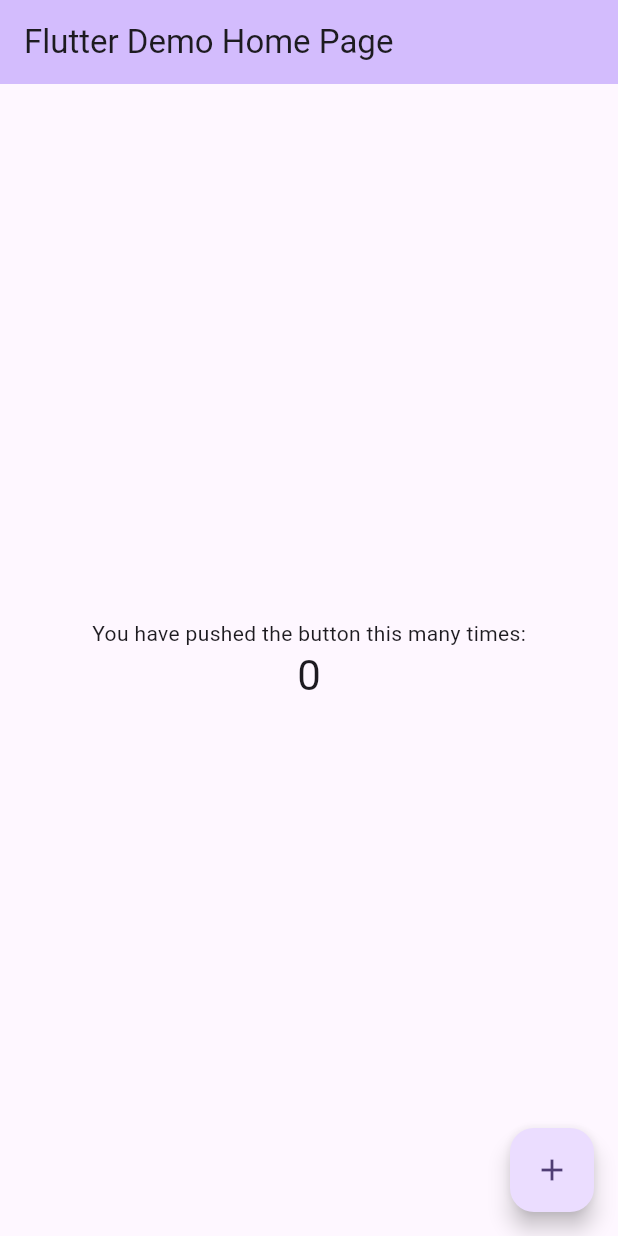
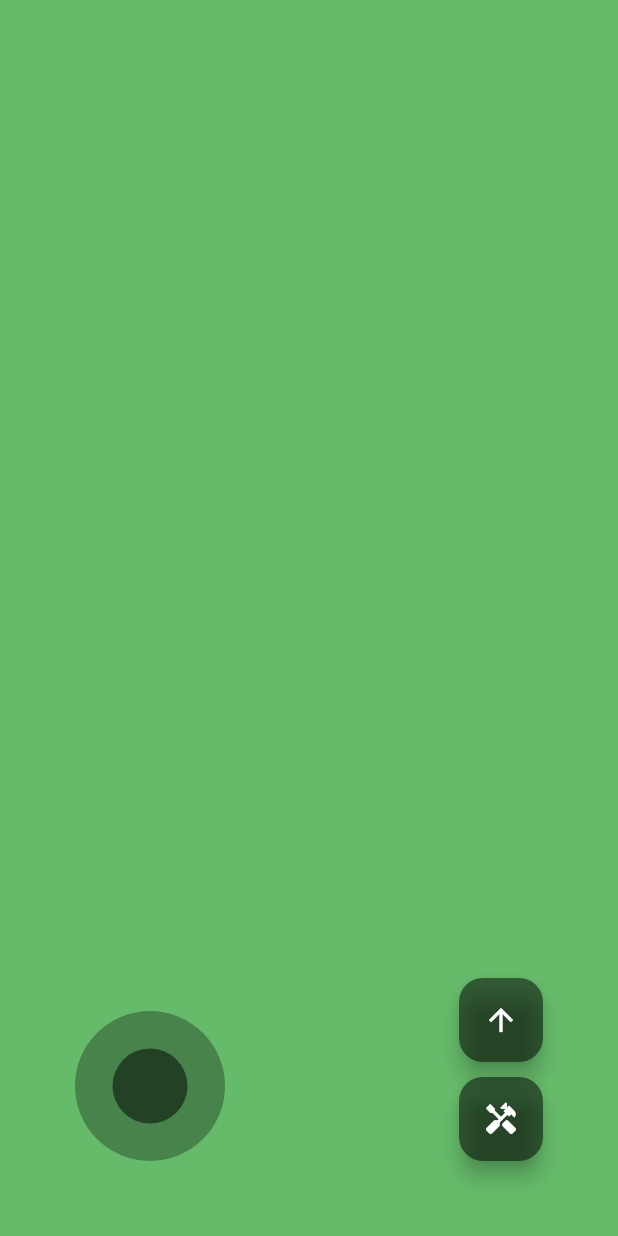
Before and after one commit to could-ai/019a1646-424c-77af-bd75-c027776aa5e5, a Flutter app: the screen it shows after launch, on a phone screen of 412 x 824 dp. Run offline on Flutter 3.47's test engine with Material 3 defaults, Android fonts, the phone set to English and light mode, and no system bars.

Commit message:
I have updated the main.dart file to launch the GameScreen as the home screen of the application, replacing the default counter app. This change sets the foundation for our Roblox-style game by making the game view the entry point.; I've created a new GameScreen widget, which will serve as the main view for our game. It features a simple green 'ground' and a blue 'sky' background. I've also used a Stack widget to overlay the Joystick and ActionButtons, positioning them at the bottom-left and bottom-right corners of the screen, respectively. This structure is common in mobile games for user controls.; I have created a Joystick widget to serve as the player's movement control. For now, it's a simple visual representation of a joystick with a dark, semi-transparent circular base and a smaller, darker circle in the center as the handle. This provides a familiar interface for players to control their character.; I've added an ActionButtons widget, which currently includes two buttons: one for jumping (represented by an upward arrow icon) and another for interaction or using a tool (represented by a handyman icon). These buttons are styled to be semi-transparent and are vertically aligned, providing a clear and accessible way for players to perform actions in the game.

```diff
--- /dev/null
+++ b/usr/lib/game_screen.dart
@@ -0,0 +1,38 @@
+import 'package:couldai_user_app/widgets/action_buttons.dart';
+import 'package:couldai_user_app/widgets/joystick.dart';
+import 'package:flutter/material.dart';
+
+class GameScreen extends StatefulWidget {
+  const GameScreen({super.key});
+
+  @override
+  State<GameScreen> createState() => _GameScreenState();
+}
+
+class _GameScreenState extends State<GameScreen> {
+  @override
+  Widget build(BuildContext context) {
+    return Scaffold(
+      backgroundColor: Colors.blue[200], // Sky color
+      body: Stack(
+        children: [
+          // Game world
+          Container(
+            color: Colors.green[400], // Ground color
+          ),
+          // UI Controls
+          const Positioned(
+            left: 50,
+            bottom: 50,
+            child: Joystick(),
+          ),
+          const Positioned(
+            right: 50,
+            bottom: 50,
+            child: ActionButtons(),
+          ),
+        ],
+      ),
+    );
+  }
+}
--- a/usr/lib/main.dart
+++ b/usr/lib/main.dart
@@ -1,3 +1,4 @@
+import 'package:couldai_user_app/game_screen.dart';
 import 'package:flutter/material.dart';
 
 void main() {
@@ -31,90 +32,7 @@ class MyApp extends StatelessWidget {
         // tested with just a hot reload.
         colorScheme: ColorScheme.fromSeed(seedColor: Colors.deepPurple),
       ),
-      home: const MyHomePage(title: 'Flutter Demo Home Page'),
+      home: const GameScreen(),
     );
   }
 }
-
-class MyHomePage extends StatefulWidget {
-  const MyHomePage({super.key, required this.title});
-
-  // This widget is the home page of your application. It is stateful, meaning
-  // that it has a State object (defined below) that contains fields that affect
-  // how it looks.
-
-  // This class is the configuration for the state. It holds the values (in this
-  // case the title) provided by the parent (in this case the App widget) and
-  // used by the build method of the State. Fields in a Widget subclass are
-  // always marked "final".
-
-  final String title;
-
-  @override
-  State<MyHomePage> createState() => _MyHomePageState();
-}
-
-class _MyHomePageState extends State<MyHomePage> {
-  int _counter = 0;
-
-  void _incrementCounter() {
-    setState(() {
-      // This call to setState tells the Flutter framework that something has
-      // changed in this State, which causes it to rerun the build method below
-      // so that the display can reflect the updated values. If we changed
-      // _counter without calling setState(), then the build method would not be
-      // called again, and so nothing would appear to happen.
-      _counter++;
-    });
-  }
-
-  @override
-  Widget build(BuildContext context) {
-    // This method is rerun every time setState is called, for instance as done
-    // by the _incrementCounter method above.
-    //
-    // The Flutter framework has been optimized to make rerunning build methods
-    // fast, so that you can just rebuild anything that needs updating rather
-    // than having to individually change instances of widgets.
-    return Scaffold(
-      appBar: AppBar(
-        // TRY THIS: Try changing the color here to a specific color (to
-        // Colors.amber, perhaps?) and trigger a hot reload to see the AppBar
-        // change color while the other colors stay the same.
-        backgroundColor: Theme.of(context).colorScheme.inversePrimary,
-        // Here we take the value from the MyHomePage object that was created by
-        // the App.build method, and use it to set our appbar title.
-        title: Text(widget.title),
-      ),
-      body: Center(
-        // Center is a layout widget. It takes a single child and positions it
-        // in the middle of the parent.
-        child: Column(
-          // Column is also a layout widget. It takes a list of children and
-          // arranges them vertically. By default, it sizes itself to fit its
-          // children horizontally, and tries to be as tall as its parent.
-          //
-          // Column has various properties to control how it sizes itself and
-          // how it positions its children. Here we use mainAxisAlignment to
-          // center the children vertically; the main axis here is the vertical
-          // axis because Columns are vertical (the cross axis would be
-          // horizontal).
-          //
-          // TRY THIS: Invoke "debug painting" (choose the "Toggle Debug Paint"
-          // action in the IDE, or press "p" in the console), to see the
-          // wireframe for each widget.
-          mainAxisAlignment: MainAxisAlignment.center,
-          children: <Widget>[
-            const Text('You have pushed the button this many times:'),
-            Text('$_counter', style: Theme.of(context).textTheme.headlineMedium),
-          ],
-        ),
-      ),
-      floatingActionButton: FloatingActionButton(
-        onPressed: _incrementCounter,
-        tooltip: 'Increment',
-        child: const Icon(Icons.add),
-      ), // This trailing comma makes auto-formatting nicer for build methods.
-    );
-  }
-}
--- /dev/null
+++ b/usr/lib/widgets/action_buttons.dart
@@ -0,0 +1,25 @@
+import 'package:flutter/material.dart';
+
+class ActionButtons extends StatelessWidget {
+  const ActionButtons({super.key});
+
+  @override
+  Widget build(BuildContext context) {
+    return Column(
+      mainAxisSize: MainAxisSize.min,
+      children: [
+        FloatingActionButton(
+          onPressed: () {},
+          backgroundColor: Colors.black.withOpacity(0.5),
+          child: const Icon(Icons.arrow_upward, color: Colors.white),
+        ),
+        const SizedBox(height: 10),
+        FloatingActionButton(
+          onPressed: () {},
+          backgroundColor: Colors.black.withOpacity(0.5),
+          child: const Icon(Icons.handyman, color: Colors.white),
+        ),
+      ],
+    );
+  }
+}
--- /dev/null
+++ b/usr/lib/widgets/joystick.dart
@@ -0,0 +1,27 @@
+import 'package:flutter/material.dart';
+
+class Joystick extends StatelessWidget {
+  const Joystick({super.key});
+
+  @override
+  Widget build(BuildContext context) {
+    return Container(
+      width: 100,
+      height: 100,
+      decoration: BoxDecoration(
+        color: Colors.black.withOpacity(0.3),
+        shape: BoxShape.circle,
+      ),
+      child: Center(
+        child: Container(
+          width: 50,
+          height: 50,
+          decoration: BoxDecoration(
+            color: Colors.black.withOpacity(0.5),
+            shape: BoxShape.circle,
+          ),
+        ),
+      ),
+    );
+  }
+}
```
